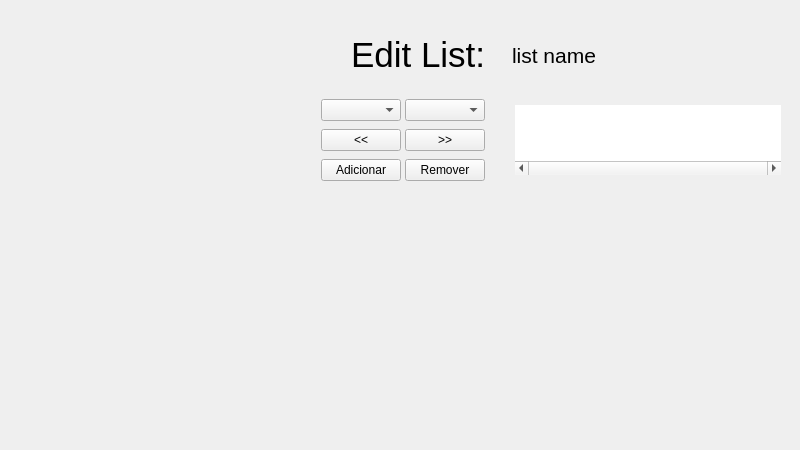
Above: mainwindow.ui from clins1994/GuitAR before the change. Below: the same form after it.
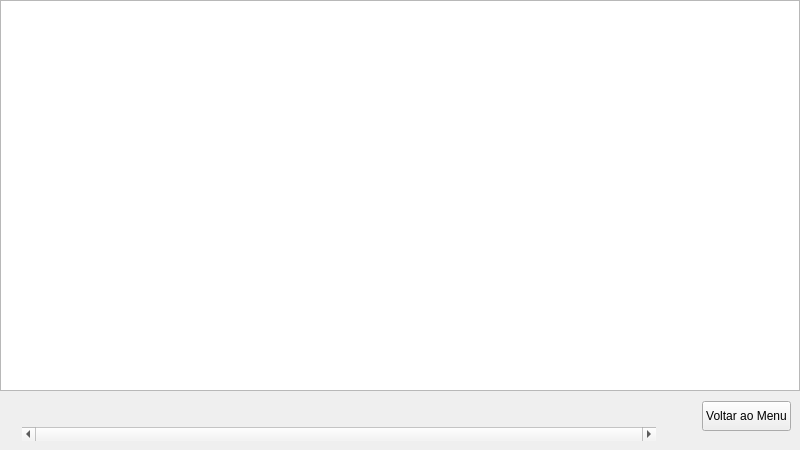
That is the form after the change. Icons and pictures are not drawn.

Diff of the .ui file:
```diff
--- a/mainwindow.ui
+++ b/mainwindow.ui
@@ -54,7 +54,7 @@
        <bool>true</bool>
       </property>
       <property name="currentIndex">
-       <number>5</number>
+       <number>1</number>
       </property>
       <widget class="QWidget" name="training">
        <layout class="QVBoxLayout" name="verticalLayout_7">
@@ -120,6 +120,142 @@
            </item>
            <item>
             <widget class="QPushButton" name="backToMenuTraining">
+             <property name="sizePolicy">
+              <sizepolicy hsizetype="Preferred" vsizetype="Preferred">
+               <horstretch>0</horstretch>
+               <verstretch>0</verstretch>
+              </sizepolicy>
+             </property>
+             <property name="text">
+              <string>Voltar ao Menu</string>
+             </property>
+            </widget>
+           </item>
+          </layout>
+         </widget>
+        </item>
+       </layout>
+      </widget>
+      <widget class="QWidget" name="trainingChordSet">
+       <layout class="QVBoxLayout" name="verticalLayout_4">
+        <property name="spacing">
+         <number>0</number>
+        </property>
+        <property name="leftMargin">
+         <number>0</number>
+        </property>
+        <property name="topMargin">
+         <number>0</number>
+        </property>
+        <property name="rightMargin">
+         <number>0</number>
+        </property>
+        <item>
+         <widget class="QGraphicsView" name="trainigChordSetGraphicsView"/>
+        </item>
+        <item>
+         <widget class="QWidget" name="widget_36" native="true">
+          <layout class="QHBoxLayout" name="horizontalLayout_15">
+           <property name="topMargin">
+            <number>0</number>
+           </property>
+           <property name="bottomMargin">
+            <number>0</number>
+           </property>
+           <item>
+            <widget class="QLabel" name="trainingChordSetName">
+             <property name="text">
+              <string/>
+             </property>
+             <property name="margin">
+              <number>5</number>
+             </property>
+            </widget>
+           </item>
+           <item>
+            <widget class="QListWidget" name="trainingChordSetList">
+             <property name="sizePolicy">
+              <sizepolicy hsizetype="Expanding" vsizetype="Minimum">
+               <horstretch>100</horstretch>
+               <verstretch>0</verstretch>
+              </sizepolicy>
+             </property>
+             <property name="maximumSize">
+              <size>
+               <width>16777215</width>
+               <height>50</height>
+              </size>
+             </property>
+             <property name="styleSheet">
+              <string notr="true">QListWidget#trainingChordSetList {
+	background-color: transparent;
+}
+
+QListWidget#trainingChordSetList::item {
+	margin: 0 15px;
+	padding: 7px;
+	text-align: center;
+	width: 30px;
+}
+
+QListWidget#trainingChordSetList::item:selected {
+	background-color: #000;
+	color: #FFF;
+}</string>
+             </property>
+             <property name="frameShape">
+              <enum>QFrame::NoFrame</enum>
+             </property>
+             <property name="frameShadow">
+              <enum>QFrame::Plain</enum>
+             </property>
+             <property name="lineWidth">
+              <number>0</number>
+             </property>
+             <property name="horizontalScrollBarPolicy">
+              <enum>Qt::ScrollBarAlwaysOn</enum>
+             </property>
+             <property name="showDropIndicator" stdset="0">
+              <bool>false</bool>
+             </property>
+             <property name="textElideMode">
+              <enum>Qt::ElideMiddle</enum>
+             </property>
+             <property name="flow">
+              <enum>QListView::LeftToRight</enum>
+             </property>
+             <property name="uniformItemSizes">
+              <bool>true</bool>
+             </property>
+            </widget>
+           </item>
+           <item>
+            <spacer name="horizontalSpacer_10">
+             <property name="orientation">
+              <enum>Qt::Horizontal</enum>
+             </property>
+             <property name="sizeHint" stdset="0">
+              <size>
+               <width>40</width>
+               <height>20</height>
+              </size>
+             </property>
+            </spacer>
+           </item>
+           <item>
+            <widget class="QPushButton" name="backToMenuTrainingChordSet">
+             <property name="sizePolicy">
+              <sizepolicy hsizetype="Preferred" vsizetype="Preferred">
+               <horstretch>0</horstretch>
+               <verstretch>0</verstretch>
+              </sizepolicy>
+             </property>
+             <property name="maximumSize">
+              <size>
+               <width>16777215</width>
+               <height>30</height>
+              </size>
+             </property>
              <property name="text">
               <string>Voltar ao Menu</string>
              </property>
@@ -1530,13 +1666,13 @@
                  </font>
                 </property>
                 <property name="styleSheet">
-                 <string notr="true">QListWidget {
+                 <string notr="true">QListWidget#editListsList {
 	background: &quot;#424242&quot;;
 	border: none;
 	padding: 10px;
 }
 
-QListWidget::item {
+QListWidget#editListsList::item {
 	background: &quot;#FF9900&quot;;
 	text-align: center;
 	color: white;
@@ -1545,7 +1681,7 @@
 	margin: 0 5px 10px;
 }
 
-QListWidget::item:selected {
+QListWidget#editListsList::item:selected {
 	background: &quot;#AD6800&quot;;
 }</string>
                 </property>
```
Left out of the diff: 6 changed lines with no effect on the pictures.
